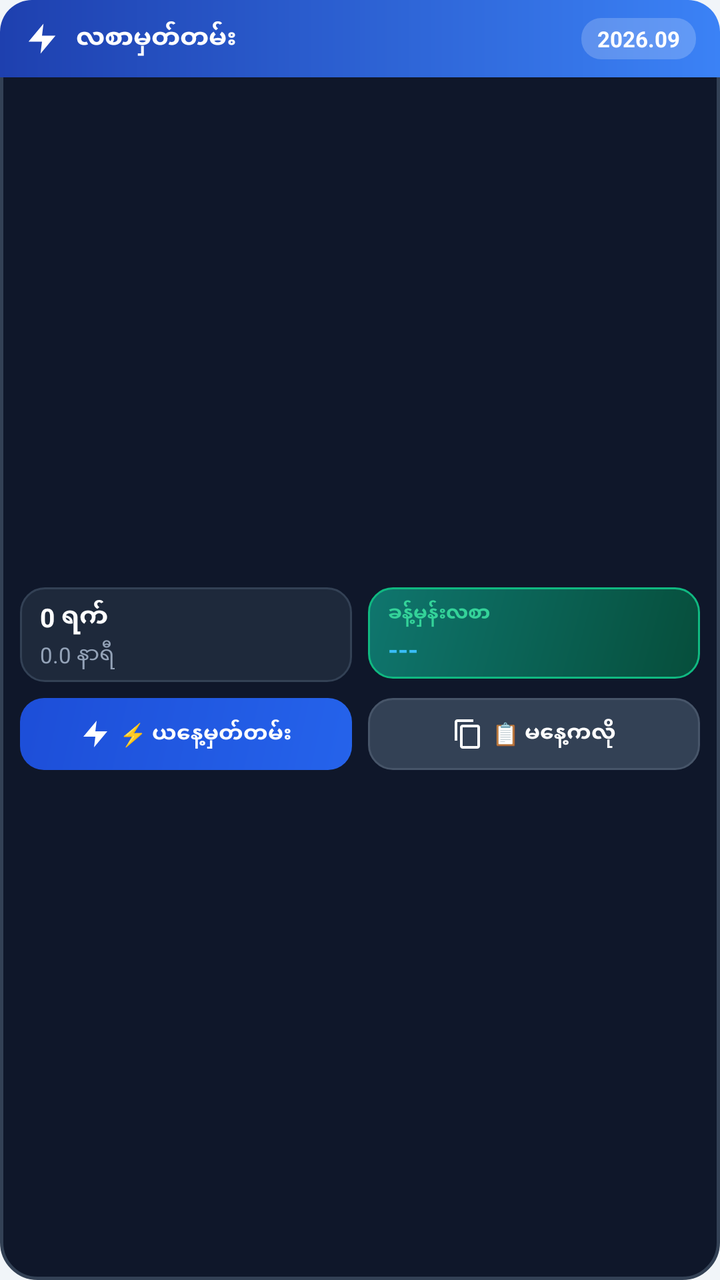
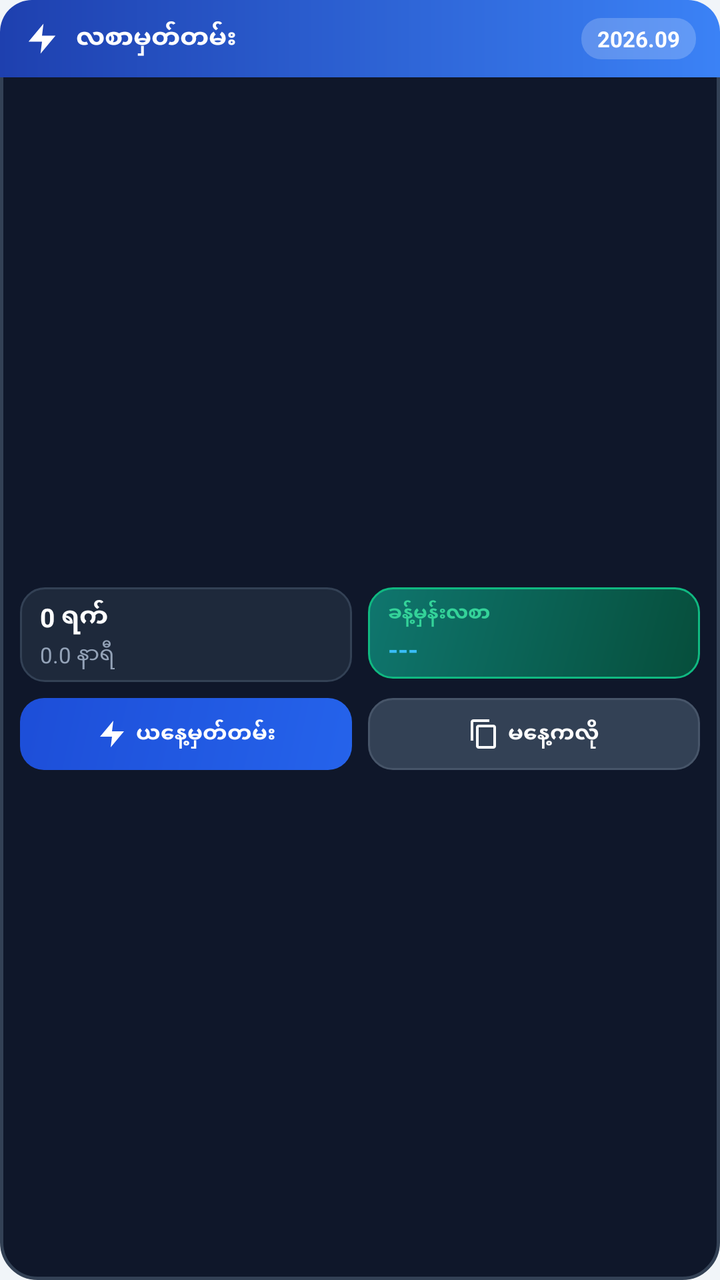

Before-and-after screenshots of an Android layout around one commit, followed by the original layout XML and the change that was made.
<!-- AndroidManifest.xml: application theme Theme.SalaryTracker -->
<!-- res/layout/widget_salary.xml -->
<?xml version="1.0" encoding="utf-8"?>
<LinearLayout xmlns:android="http://schemas.android.com/apk/res/android"
    android:id="@+id/widget_root"
    android:layout_width="match_parent"
    android:layout_height="match_parent"
    android:orientation="vertical"
    android:background="@drawable/widget_body_bg">

    
    <LinearLayout
        android:id="@+id/widget_header"
        android:layout_width="match_parent"
        android:layout_height="wrap_content"
        android:orientation="horizontal"
        android:gravity="center_vertical"
        android:paddingStart="12dp"
        android:paddingEnd="12dp"
        android:paddingTop="9dp"
        android:paddingBottom="9dp"
        android:background="@drawable/widget_header_bg"
        android:clickable="true"
        android:focusable="true">

        <ImageView
            android:layout_width="18dp"
            android:layout_height="18dp"
            android:src="@drawable/ic_widget_zap"
            android:contentDescription="@null"
            android:layout_marginEnd="8dp" />

        <TextView
            android:id="@+id/widget_header_title"
            android:layout_width="0dp"
            android:layout_height="wrap_content"
            android:layout_weight="1"
            android:text="လစာမှတ်တမ်း"
            android:textColor="#FFFFFF"
            android:textSize="13sp"
            android:textStyle="bold"
            android:singleLine="true" />

        <TextView
            android:id="@+id/widget_month_badge"
            android:layout_width="wrap_content"
            android:layout_height="wrap_content"
            android:background="@drawable/widget_badge_bg"
            android:paddingStart="8dp"
            android:paddingEnd="8dp"
            android:paddingTop="3dp"
            android:paddingBottom="3dp"
            android:text="2026.09"
            android:textColor="#FFFFFF"
            android:textSize="11sp"
            android:textStyle="bold" />
    </LinearLayout>

    
    <LinearLayout
        android:layout_width="match_parent"
        android:layout_height="0dp"
        android:layout_weight="1"
        android:orientation="vertical"
        android:paddingStart="10dp"
        android:paddingEnd="10dp"
        android:paddingTop="8dp"
        android:paddingBottom="8dp"
        android:gravity="center">

        
        <LinearLayout
            android:id="@+id/widget_stats_container"
            android:layout_width="match_parent"
            android:layout_height="wrap_content"
            android:orientation="horizontal"
            android:baselineAligned="false"
            android:layout_marginBottom="8dp"
            android:clickable="true"
            android:focusable="true">

            
            <LinearLayout
                android:layout_width="0dp"
                android:layout_height="wrap_content"
                android:layout_weight="1"
                android:orientation="vertical"
                android:paddingStart="10dp"
                android:paddingEnd="10dp"
                android:paddingTop="6dp"
                android:paddingBottom="6dp"
                android:layout_marginEnd="4dp"
                android:background="@drawable/widget_card_stat_bg">

                <TextView
                    android:id="@+id/widget_days_text"
                    android:layout_width="wrap_content"
                    android:layout_height="wrap_content"
                    android:text="0 ရက်"
                    android:textColor="#FFFFFF"
                    android:textSize="13sp"
                    android:textStyle="bold"
                    android:singleLine="true" />

                <TextView
                    android:id="@+id/widget_hours_text"
                    android:layout_width="wrap_content"
                    android:layout_height="wrap_content"
                    android:text="0.0 နာရီ"
                    android:textColor="#94A3B8"
                    android:textSize="11sp"
                    android:singleLine="true"
                    android:layout_marginTop="2dp" />
            </LinearLayout>

            
            <LinearLayout
                android:layout_width="0dp"
                android:layout_height="wrap_content"
                android:layout_weight="1"
                android:orientation="vertical"
                android:paddingStart="10dp"
                android:paddingEnd="10dp"
                android:paddingTop="6dp"
                android:paddingBottom="6dp"
                android:layout_marginStart="4dp"
                android:background="@drawable/widget_card_salary_bg">

                <TextView
                    android:id="@+id/widget_salary_label"
                    android:layout_width="wrap_content"
                    android:layout_height="wrap_content"
                    android:text="ခန့်မှန်းလစာ"
                    android:textColor="#34D399"
                    android:textSize="10sp"
                    android:textStyle="bold"
                    android:singleLine="true" />

                <TextView
                    android:id="@+id/widget_salary_amount"
                    android:layout_width="wrap_content"
                    android:layout_height="wrap_content"
                    android:text="---"
                    android:textColor="#38BDF8"
                    android:textSize="13sp"
                    android:textStyle="bold"
                    android:singleLine="true"
                    android:layout_marginTop="2dp" />
            </LinearLayout>
        </LinearLayout>

        
        <LinearLayout
            android:layout_width="match_parent"
            android:layout_height="wrap_content"
            android:orientation="horizontal"
            android:gravity="center"
            android:baselineAligned="false">

            
            <LinearLayout
                android:id="@+id/widget_btn_today"
                android:layout_width="0dp"
                android:layout_height="36dp"
                android:layout_weight="1"
                android:orientation="horizontal"
                android:gravity="center"
                android:paddingStart="8dp"
                android:paddingEnd="8dp"
                android:layout_marginEnd="4dp"
                android:background="@drawable/widget_btn_today_bg"
                android:clickable="true"
                android:focusable="true">

                <ImageView
                    android:layout_width="16dp"
                    android:layout_height="16dp"
                    android:src="@drawable/ic_widget_zap"
                    android:contentDescription="@null"
                    android:layout_marginEnd="4dp" />

                <TextView
                    android:id="@+id/widget_btn_today_text"
                    android:layout_width="wrap_content"
                    android:layout_height="wrap_content"
                    android:text="⚡ ယနေ့မှတ်တမ်း"
                    android:textColor="#FFFFFF"
                    android:textSize="11sp"
                    android:textStyle="bold"
                    android:singleLine="true" />
            </LinearLayout>

            
            <LinearLayout
                android:id="@+id/widget_btn_copy"
                android:layout_width="0dp"
                android:layout_height="36dp"
                android:layout_weight="1"
                android:orientation="horizontal"
                android:gravity="center"
                android:paddingStart="8dp"
                android:paddingEnd="8dp"
                android:layout_marginStart="4dp"
                android:background="@drawable/widget_btn_copy_bg"
                android:clickable="true"
                android:focusable="true">

                <ImageView
                    android:layout_width="16dp"
                    android:layout_height="16dp"
                    android:src="@drawable/ic_widget_copy"
                    android:contentDescription="@null"
                    android:layout_marginEnd="4dp" />

                <TextView
                    android:id="@+id/widget_btn_copy_text"
                    android:layout_width="wrap_content"
                    android:layout_height="wrap_content"
                    android:text="📋 မနေ့ကလို"
                    android:textColor="#FFFFFF"
                    android:textSize="11sp"
                    android:textStyle="bold"
                    android:singleLine="true" />
            </LinearLayout>
        </LinearLayout>

    </LinearLayout>
</LinearLayout>
<!-- resources referenced by this layout -->
<resources>
  <!-- drawable ic_widget_copy (drawable) -->
  <?xml version="1.0" encoding="utf-8"?>
  <vector xmlns:android="http://schemas.android.com/apk/res/android"
      android:width="24dp"
      android:height="24dp"
      android:viewportWidth="24"
      android:viewportHeight="24">
      <path
          android:fillColor="#FFFFFF"
          android:pathData="M16,1H4C2.9,1 2,1.9 2,3v14h2V3h12V1zM19,5H8C6.9,5 6,5.9 6,7v14c0,1.1 0.9,2 2,2h11c1.1,0 2,-0.9 2,-2V7C21,5.9 20.1,5 19,5zM8,21V7h11v14H8z" />
  </vector>
  <!-- drawable ic_widget_zap (drawable) -->
  <?xml version="1.0" encoding="utf-8"?>
  <vector xmlns:android="http://schemas.android.com/apk/res/android"
      android:width="28dp"
      android:height="28dp"
      android:viewportWidth="24"
      android:viewportHeight="24">
      <path
          android:fillColor="#FFFFFF"
          android:pathData="M13,2L3,14h9l-1,8 10,-12h-9l1,-8z" />
  </vector>
  <!-- drawable widget_badge_bg (drawable) -->
  <?xml version="1.0" encoding="utf-8"?>
  <shape xmlns:android="http://schemas.android.com/apk/res/android"
      android:shape="rectangle">
      <solid android:color="#33FFFFFF" />
      <corners android:radius="10dp" />
  </shape>
  <!-- drawable widget_body_bg (drawable) -->
  <?xml version="1.0" encoding="utf-8"?>
  <shape xmlns:android="http://schemas.android.com/apk/res/android"
      android:shape="rectangle">
      <solid android:color="#0F172A" />
      <stroke android:width="1.5dp" android:color="#334155" />
      <corners android:radius="18dp" />
  </shape>
  <!-- drawable widget_btn_copy_bg (drawable) -->
  <?xml version="1.0" encoding="utf-8"?>
  <shape xmlns:android="http://schemas.android.com/apk/res/android"
      android:shape="rectangle">
      <solid android:color="#334155" />
      <stroke android:width="1dp" android:color="#475569" />
      <corners android:radius="12dp" />
  </shape>
  <!-- drawable widget_btn_today_bg (drawable) -->
  <?xml version="1.0" encoding="utf-8"?>
  <shape xmlns:android="http://schemas.android.com/apk/res/android"
      android:shape="rectangle">
      <gradient
          android:startColor="#2563EB"
          android:endColor="#1D4ED8"
          android:angle="135" />
      <corners android:radius="12dp" />
  </shape>
  <!-- drawable widget_card_salary_bg (drawable) -->
  <?xml version="1.0" encoding="utf-8"?>
  <shape xmlns:android="http://schemas.android.com/apk/res/android"
      android:shape="rectangle">
      <gradient
          android:startColor="#064E3B"
          android:endColor="#0F766E"
          android:angle="135" />
      <stroke android:width="1dp" android:color="#10B981" />
      <corners android:radius="12dp" />
  </shape>
  <!-- drawable widget_card_stat_bg (drawable) -->
  <?xml version="1.0" encoding="utf-8"?>
  <shape xmlns:android="http://schemas.android.com/apk/res/android"
      android:shape="rectangle">
      <solid android:color="#1E293B" />
      <stroke android:width="1dp" android:color="#334155" />
      <corners android:radius="12dp" />
  </shape>
  <!-- drawable widget_header_bg (drawable) -->
  <?xml version="1.0" encoding="utf-8"?>
  <shape xmlns:android="http://schemas.android.com/apk/res/android"
      android:shape="rectangle">
      <gradient
          android:startColor="#1E40AF"
          android:endColor="#3B82F6"
          android:angle="0" />
      <corners
          android:topLeftRadius="16dp"
          android:topRightRadius="16dp"
          android:bottomLeftRadius="0dp"
          android:bottomRightRadius="0dp" />
  </shape>
  <style name="Theme.SalaryTracker" parent="Base.Theme.SalaryTracker" />
  <style name="Base.Theme.SalaryTracker" parent="Theme.Material3.DayNight.NoActionBar">
          
          <item name="android:windowBackground">@color/app_background</item>
      </style>
  <color name="app_background">#f1f5f9</color>
</resources>

<!-- the commit's change to res/layout/widget_salary.xml (unified diff, before → after) -->
@@ -181,7 +181,7 @@
                     android:id="@+id/widget_btn_today_text"
                     android:layout_width="wrap_content"
                     android:layout_height="wrap_content"
-                    android:text="⚡ ယနေ့မှတ်တမ်း"
+                    android:text="ယနေ့မှတ်တမ်း"
                     android:textColor="#FFFFFF"
                     android:textSize="11sp"
                     android:textStyle="bold"
@@ -214,7 +214,7 @@
                     android:id="@+id/widget_btn_copy_text"
                     android:layout_width="wrap_content"
                     android:layout_height="wrap_content"
-                    android:text="📋 မနေ့ကလို"
+                    android:text="မနေ့ကလို"
                     android:textColor="#FFFFFF"
                     android:textSize="11sp"
                     android:textStyle="bold"
